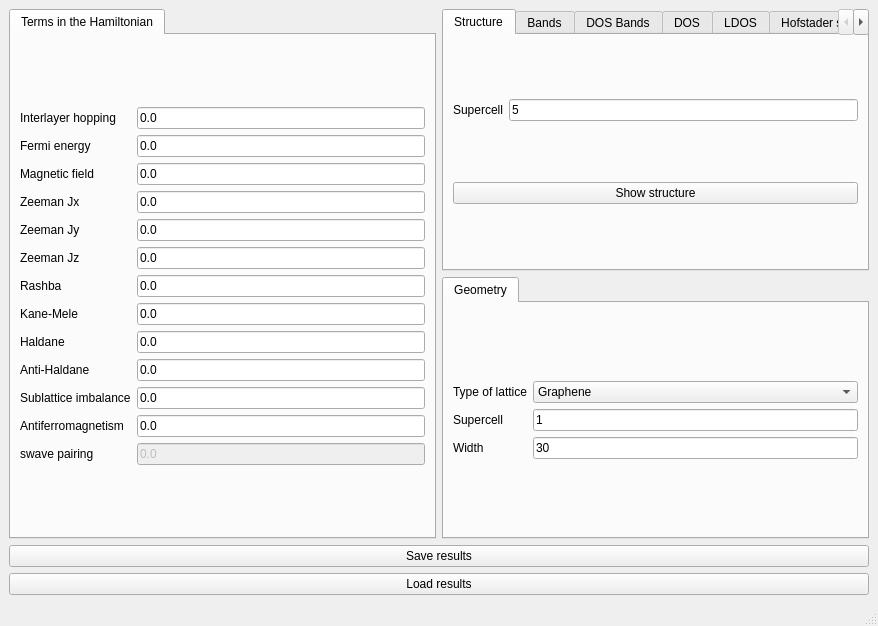
The window that interface-pyqt/hofstader1d/interface.ui (joselado/quantum-lattice) describes before a commit, drawn with Qt 5.
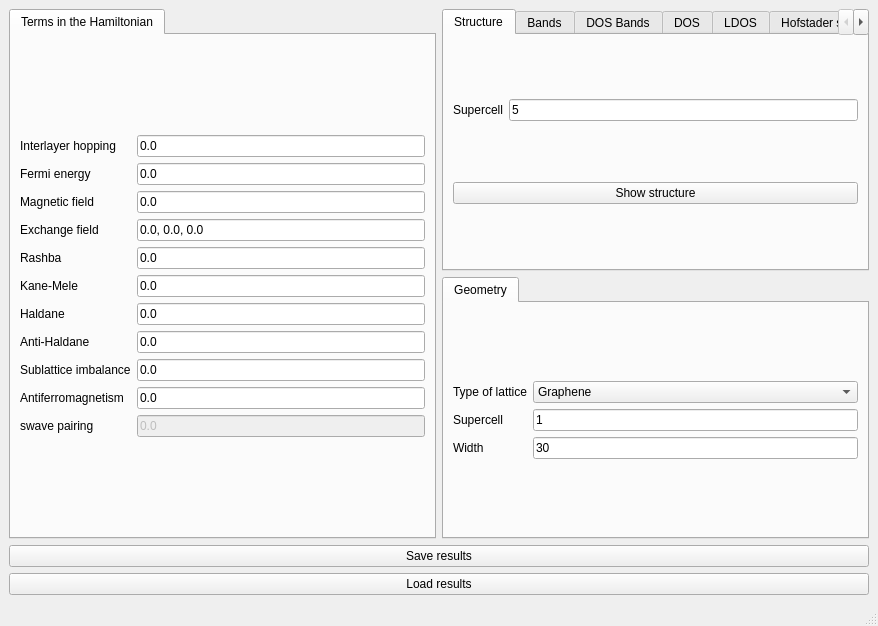
The same window after the commit. Custom widgets are drawn as their Qt base class.

Commit message: Unify per-component exchange fields into a single array, like 0d

Diff of the .ui file:
```diff
--- a/interface-pyqt/hofstader1d/interface.ui
+++ b/interface-pyqt/hofstader1d/interface.ui
@@ -86,19 +86,15 @@
            </widget>
           </item>
           <item row="3" column="1">
-           <widget class="LineEdit" name="Bx">
+           <widget class="LineEdit" name="exchange">
             <property name="enabled">
              <bool>true</bool>
             </property>
-            <property name="text">
-             <string>0.0</string>
+            <property name="toolTip">
+             <string>Exchange field in the system, taken as a vector with component Jx, Jy and Jz</string>
             </property>
-           </widget>
-          </item>
-          <item row="5" column="0">
-           <widget class="BodyLabel" name="label_5">
             <property name="text">
-             <string>Zeeman Jz</string>
+             <string>0.0, 0.0, 0.0</string>
             </property>
            </widget>
           </item>
@@ -109,16 +105,6 @@
             </property>
            </widget>
           </item>
-          <item row="5" column="1">
-           <widget class="LineEdit" name="Bz">
-            <property name="enabled">
-             <bool>true</bool>
-            </property>
-            <property name="text">
-             <string>0.0</string>
-            </property>
-           </widget>
-          </item>
           <item row="8" column="0">
            <widget class="BodyLabel" name="label_haldane">
             <property name="text">
@@ -150,16 +136,6 @@
             </property>
            </widget>
           </item>
-          <item row="4" column="1">
-           <widget class="LineEdit" name="By">
-            <property name="enabled">
-             <bool>true</bool>
-            </property>
-            <property name="text">
-             <string>0.0</string>
-            </property>
-           </widget>
-          </item>
           <item row="1" column="0">
            <widget class="BodyLabel" name="label_fermi">
             <property name="text">
@@ -204,14 +180,7 @@
           <item row="3" column="0">
            <widget class="BodyLabel" name="label_3">
             <property name="text">
-             <string>Zeeman Jx</string>
-            </property>
-           </widget>
-          </item>
-          <item row="4" column="0">
-           <widget class="BodyLabel" name="label_4">
-            <property name="text">
-             <string>Zeeman Jy</string>
+             <string>Exchange field</string>
             </property>
            </widget>
           </item>
```
The commit also changes 24 other files.
